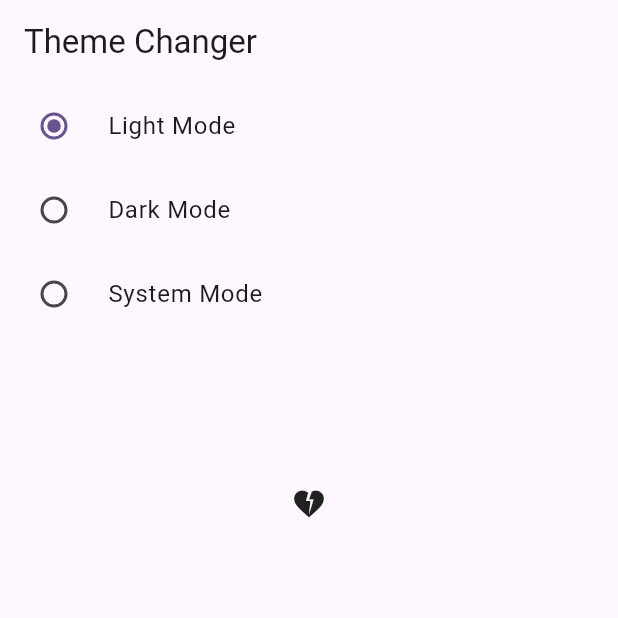
After one commit to Ghauoor/Mvvm-Architecture-With-Provider-with-Rest-Api, a Flutter app: the screen it shows after launch, after a tap on "Light Mode", on a phone screen of 412 x 824 dp, the top half of it. The commit adds this screen. Run offline on Flutter 3.47's test engine with Material 2 defaults, Android fonts, the phone set to English and light mode, and no system bars.

Commit message:
Theme Management Using Provider

```diff
--- a/lib/main.dart
+++ b/lib/main.dart
@@ -3,8 +3,8 @@
 import 'package:provider_mvvm/provider/count_provider.dart';
 import 'package:provider_mvvm/provider/example_two_provider.dart';
 import 'package:provider_mvvm/provider/favourite_provider.dart';
-
-import 'screen/favourite/favourite_scree.dart';
+import 'package:provider_mvvm/provider/theme_provider.dart';
+import 'package:provider_mvvm/screen/dark_theme_screen.dart';
 
 void main() {
   runApp(const MyApp());
@@ -26,14 +26,32 @@
         ChangeNotifierProvider(
           create: (_) => FavouriteProvider(),
         ),
+        ChangeNotifierProvider(
+          create: (_) => ThemeProvider(),
+        ),
       ],
-      child: MaterialApp(
-        title: 'REST With Provder MVVM',
-        theme: ThemeData(
-          colorScheme: ColorScheme.fromSeed(seedColor: Colors.deepPurple),
-          useMaterial3: true,
-        ),
-        home: const FavouriteScreen(),
+      child: Builder(
+        builder: (BuildContext context) {
+          final themeChanger = Provider.of<ThemeProvider>(context);
+          return MaterialApp(
+            debugShowCheckedModeBanner: false,
+            title: 'Provider State Managemanet',
+            themeMode: themeChanger.themeMode,
+            darkTheme: ThemeData(
+                brightness: Brightness.dark,
+                colorScheme: const ColorScheme.dark(
+                  onPrimary: Colors.amberAccent,
+                ),
+                iconTheme: const IconThemeData(
+                  color: Colors.red,
+                )),
+            theme: ThemeData(
+              colorScheme: ColorScheme.fromSeed(seedColor: Colors.deepPurple),
+              useMaterial3: true,
+            ),
+            home: const DarkThemeScreen(),
+          );
+        },
       ),
     );
   }
--- /dev/null
+++ b/lib/provider/theme_provider.dart
@@ -0,0 +1,12 @@
+import 'package:flutter/foundation.dart';
+import 'package:flutter/material.dart';
+
+class ThemeProvider with ChangeNotifier {
+  var _themeMode = ThemeMode.light;
+  ThemeMode get themeMode => _themeMode;
+
+  void setTheme(themeMode) {
+    _themeMode = themeMode;
+    notifyListeners();
+  }
+}
--- /dev/null
+++ b/lib/screen/dark_theme_screen.dart
@@ -0,0 +1,47 @@
+import 'package:flutter/material.dart';
+import 'package:provider/provider.dart';
+
+import '../provider/theme_provider.dart';
+
+class DarkThemeScreen extends StatefulWidget {
+  const DarkThemeScreen({super.key});
+
+  @override
+  State<DarkThemeScreen> createState() => _DarkThemeScreenState();
+}
+
+class _DarkThemeScreenState extends State<DarkThemeScreen> {
+  @override
+  Widget build(BuildContext context) {
+    final themeChanger = Provider.of<ThemeProvider>(context);
+    return Scaffold(
+      appBar: AppBar(
+        title: const Text('Theme Changer'),
+      ),
+      body: Column(
+        children: [
+          RadioListTile<ThemeMode>(
+            title: const Text('Light Mode'),
+            value: ThemeMode.light,
+            groupValue: themeChanger.themeMode,
+            onChanged: themeChanger.setTheme,
+          ),
+          RadioListTile<ThemeMode>(
+            title: const Text('Dark Mode'),
+            value: ThemeMode.dark,
+            groupValue: themeChanger.themeMode,
+            onChanged: themeChanger.setTheme,
+          ),
+          RadioListTile<ThemeMode>(
+            title: const Text('System Mode'),
+            value: ThemeMode.system,
+            groupValue: themeChanger.themeMode,
+            onChanged: themeChanger.setTheme,
+          ),
+          const SizedBox(height: 100.0),
+          const Icon(Icons.heart_broken),
+        ],
+      ),
+    );
+  }
+}
```
